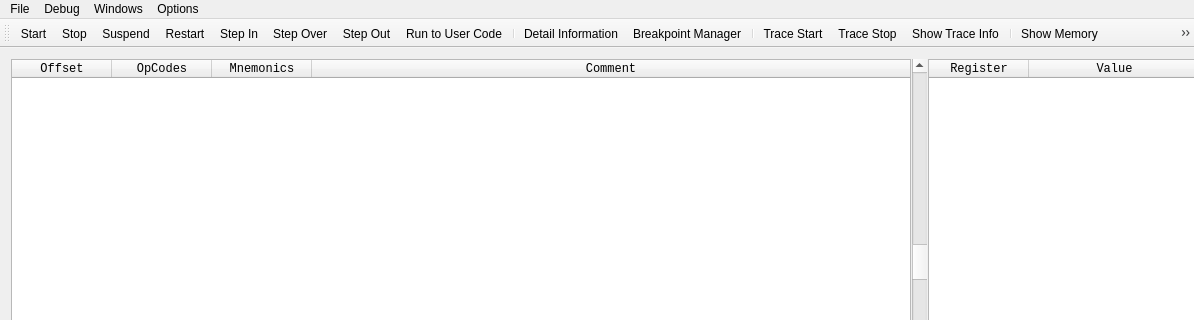
The window that qtNanomite/qtDLGNanomite.ui (zer0fl4g/Nanomite) describes before a commit, drawn with Qt 5; both pictures show x 0 to 1194 and y 0 to 320 of the 1194 by 826 pixel window.
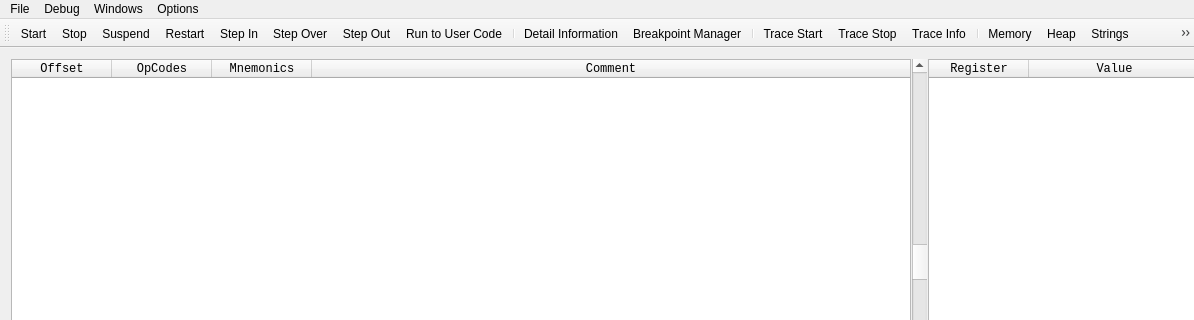
The same window after the commit. Icons and pictures are not drawn.

```diff
--- a/qtNanomite/qtDLGNanomite.ui
+++ b/qtNanomite/qtDLGNanomite.ui
@@ -769,7 +769,7 @@
      <normaloff>:/DLGNanomite/Icons/ID_Memory.ico</normaloff>:/DLGNanomite/Icons/ID_Memory.ico</iconset>
    </property>
    <property name="text">
-    <string>Show Memory</string>
+    <string>Memory</string>
    </property>
   </action>
   <action name="actionWindow_Show_Heap">
@@ -778,7 +778,7 @@
      <normaloff>:/DLGNanomite/Icons/ID_Heap.ico</normaloff>:/DLGNanomite/Icons/ID_Heap.ico</iconset>
    </property>
    <property name="text">
-    <string>Show Heap</string>
+    <string>Heap</string>
    </property>
   </action>
   <action name="actionWindow_Show_Strings">
@@ -787,7 +787,7 @@
      <normaloff>:/DLGNanomite/Icons/ID_Strings.ico</normaloff>:/DLGNanomite/Icons/ID_Strings.ico</iconset>
    </property>
    <property name="text">
-    <string>Show Strings</string>
+    <string>Strings</string>
    </property>
   </action>
   <action name="actionWindow_Show_Debug_Output">
@@ -796,7 +796,7 @@
      <normaloff>:/DLGNanomite/Icons/ID_DebugString.ico</normaloff>:/DLGNanomite/Icons/ID_DebugString.ico</iconset>
    </property>
    <property name="text">
-    <string>Show Debug Output</string>
+    <string>Debug Output</string>
    </property>
   </action>
   <action name="actionWindow_Show_Handles">
@@ -805,7 +805,7 @@
      <normaloff>:/DLGNanomite/Icons/ID_Handles.ico</normaloff>:/DLGNanomite/Icons/ID_Handles.ico</iconset>
    </property>
    <property name="text">
-    <string>Show Handles</string>
+    <string>Handles</string>
    </property>
   </action>
   <action name="actionWindow_Show_Windows">
@@ -814,7 +814,7 @@
      <normaloff>:/DLGNanomite/Icons/ID_Windows.ico</normaloff>:/DLGNanomite/Icons/ID_Windows.ico</iconset>
    </property>
    <property name="text">
-    <string>Show Windows</string>
+    <string>Windows</string>
    </property>
   </action>
   <action name="actionWindow_Show_PEEditor">
@@ -823,7 +823,7 @@
      <normaloff>:/DLGNanomite/Icons/ID_PEEditor.ico</normaloff>:/DLGNanomite/Icons/ID_PEEditor.ico</iconset>
    </property>
    <property name="text">
-    <string>Show PE-Editor</string>
+    <string>PE-Editor</string>
    </property>
   </action>
   <action name="action_Debug_Run_to_UserCode">
@@ -860,7 +860,7 @@
      <normaloff>:/DLGNanomite/Icons/ID_SHOWTRACE.ico</normaloff>:/DLGNanomite/Icons/ID_SHOWTRACE.ico</iconset>
    </property>
    <property name="text">
-    <string>Show Trace Info</string>
+    <string>Trace Info</string>
    </property>
   </action>
   <action name="actionDebug_Step_Out">
```
Left out of the diff: 20 changed lines with no effect on the pictures.
